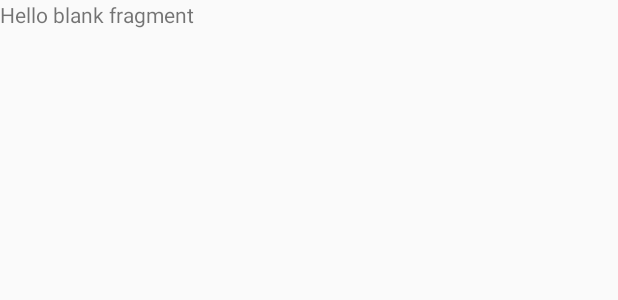
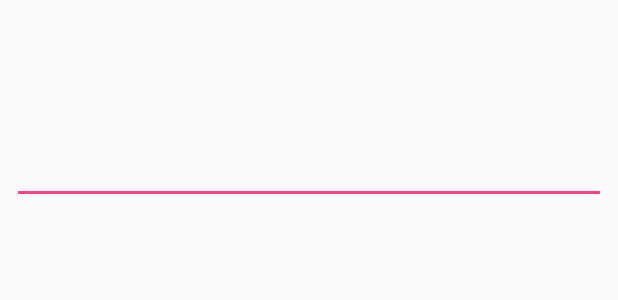
Before and after one commit to amka/Tongue, an Android app: the layout fragment_translate.xml on its own in the app's theme, with its tools: preview values and no code run, on a phone screen of 412 x 824 dp. Shown: the top 300 px of the screen. Run offline under Robolectric (Android 15) with nearby library versions, the phone set to English and light mode, and no system bars.

Commit message:
Add text edit & view to translate fragment

```diff
--- a/app/build.gradle
+++ b/app/build.gradle
@@ -31,4 +31,5 @@ dependencies {
     compile 'com.android.support:support-v4:25.3.1'
     compile 'com.android.support:recyclerview-v7:25.3.1'
     testCompile 'junit:junit:4.12'
+    compile 'com.android.support.constraint:constraint-layout:1.0.2'
 }
--- a/app/src/main/res/layout/fragment_translate.xml
+++ b/app/src/main/res/layout/fragment_translate.xml
@@ -1,13 +1,28 @@
-<FrameLayout xmlns:android="http://schemas.android.com/apk/res/android"
+<RelativeLayout xmlns:android="http://schemas.android.com/apk/res/android"
+    xmlns:app="http://schemas.android.com/apk/res-auto"
     xmlns:tools="http://schemas.android.com/tools"
     android:layout_width="match_parent"
     android:layout_height="match_parent"
     tools:context="me.meamka.tongue.TranslateFragment">
 
-    <!-- TODO: Update blank fragment layout -->
+    <EditText
+        android:id="@+id/originText"
+        android:layout_width="match_parent"
+        android:layout_height="128dp"
+        android:layout_alignParentTop="true"
+        android:layout_marginLeft="8dp"
+        android:layout_marginRight="8dp"
+        android:layout_marginTop="8dp"
+        android:ems="10"
+        android:gravity="start"
+        android:inputType="textMultiLine" />
+
     <TextView
+        android:id="@+id/transText"
         android:layout_width="match_parent"
-        android:layout_height="match_parent"
-        android:text="@string/hello_blank_fragment" />
-
-</FrameLayout>
+        android:layout_height="wrap_content"
+        android:layout_alignParentBottom="true"
+        android:layout_below="@+id/originText"
+        android:layout_marginLeft="8dp"
+        android:layout_marginRight="8dp" />
+</RelativeLayout>
```
Also changed, not shown: app/src/main/java/me/meamka/tongue/TranslateFragment.java (+36 -1 lines).
